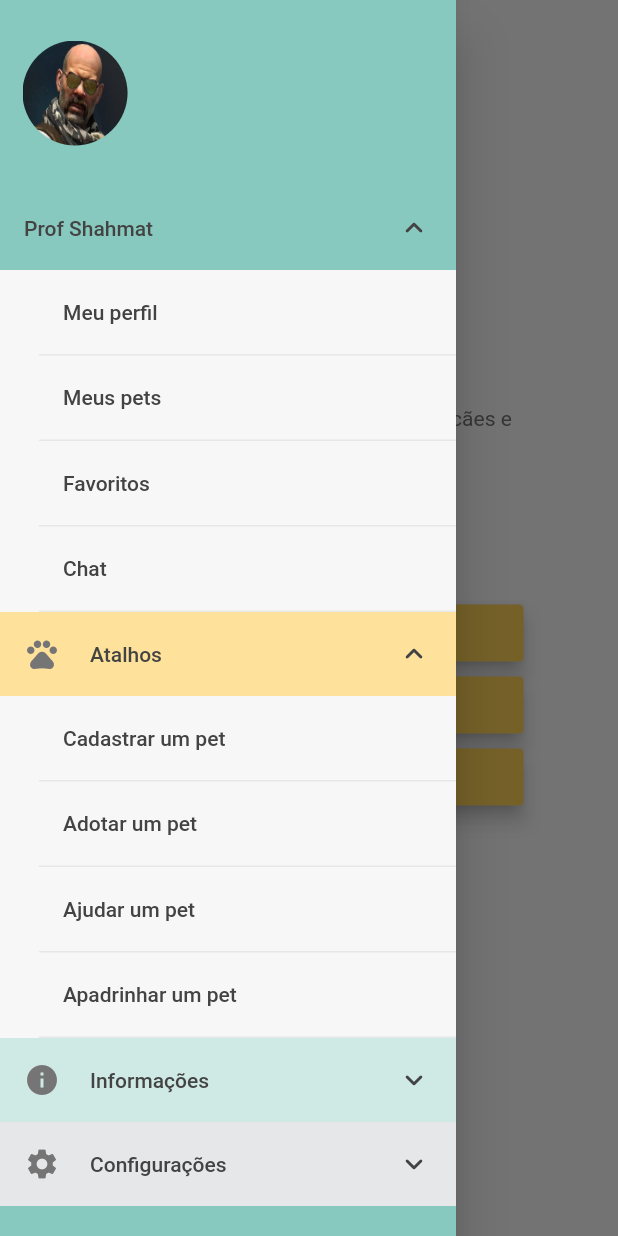
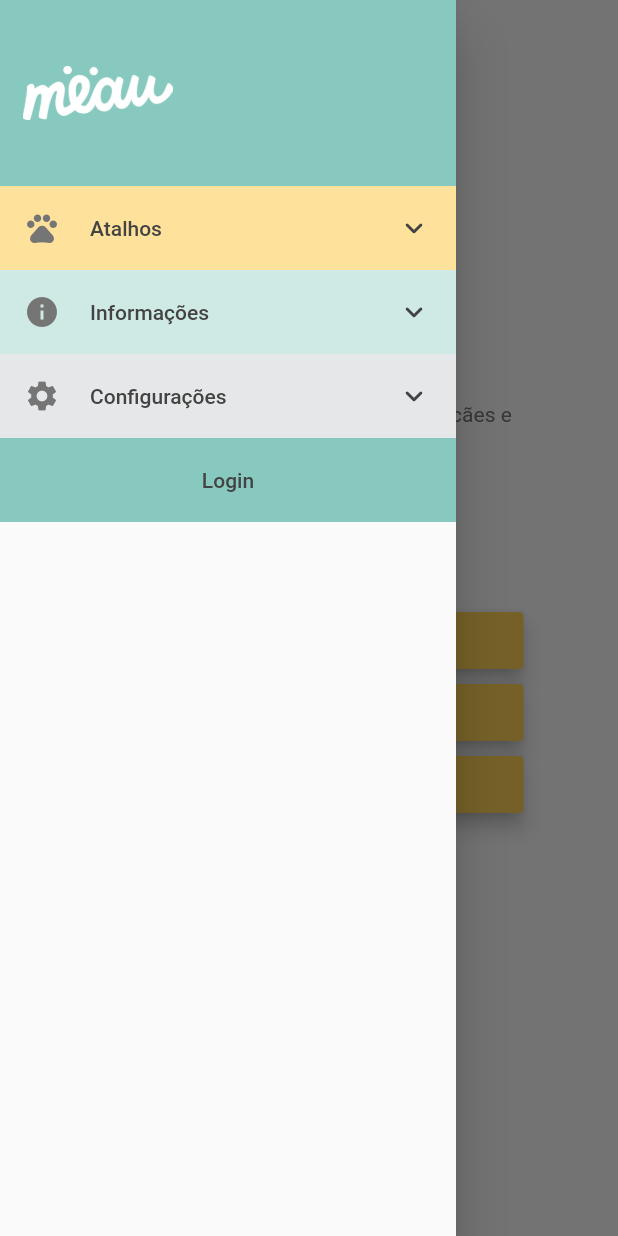
Before and after one commit to JomaSnow/meau, a Flutter app: the screen it shows after launch, in the side drawer, after a tap on "ADOTAR", on a phone screen of 412 x 824 dp. Run offline on Flutter 3.47's test engine with Material 2 defaults, Android fonts, the phone set to English and light mode, and no system bars; our stand-ins replace cloud_firestore, firebase_auth, firebase_core, shared_preferences; accounts and stored records are empty.

Commit message:
Adds getCurrentUser function. Adapts CustomDrawer to reflect if there's an user logged in or not.

```diff
--- a/lib/api/user_functions.dart
+++ b/lib/api/user_functions.dart
@@ -5,6 +5,45 @@
 
 bool isLoggedIn() {
   return FirebaseAuth.instance.currentUser?.uid != null;
+}
+
+Future<UserModel> getUser(String uid) async {
+  UserModel user = UserModel();
+
+  try {
+    DocumentSnapshot<Map<String, dynamic>> docRef =
+        await FirebaseFirestore.instance.collection("users").doc(uid).get();
+
+    user.id = uid;
+    user.email = FirebaseAuth.instance.currentUser!.email!;
+    user.idade = docRef.get("idade");
+    user.cidade = docRef.get("cidade");
+    user.telefone = docRef.get("telefone");
+    user.estado = docRef.get("estado");
+    user.endereco = docRef.get("endereco");
+    user.nome = docRef.get("nome");
+    user.username = docRef.get("username");
+  } catch (e) {
+    log(e.toString());
+  }
+
+  return user;
+}
+
+Future<UserModel?> getCurrentUser() async {
+  UserModel? currentUser = UserModel();
+
+  if (isLoggedIn()) {
+    try {
+      currentUser = await getUser(FirebaseAuth.instance.currentUser!.uid);
+    } catch (e) {
+      currentUser = null;
+    }
+  } else {
+    currentUser = null;
+  }
+
+  return currentUser;
 }
 
 Future<String> signIn(String emailAddress, String password) async {
@@ -60,7 +99,7 @@
         "telefone": user.telefone,
         "username": user.username,
       });
-    } on FirebaseAuthException catch (e) {
+    } on FirebaseException catch (e) {
       return e.code;
     }
   }
--- a/lib/models/user_model.dart
+++ b/lib/models/user_model.dart
@@ -21,4 +21,40 @@
   final String username;
   final String password;
   final String passwordConfirm;
+
+  Map<String, dynamic> createFields() {
+    return {
+      "nome": nome,
+      "idade": idade,
+      "estado": estado,
+      "cidade": cidade,
+      "endereco": endereco,
+      "telefone": telefone,
+      "username": username,
+    };
+  }
 }
+
+class UserModel {
+  UserModel({
+    this.id = "",
+    this.nome = "",
+    this.idade = "",
+    this.email = "",
+    this.estado = "",
+    this.cidade = "",
+    this.endereco = "",
+    this.telefone = "",
+    this.username = "",
+  });
+
+  String id;
+  String nome;
+  String idade;
+  String email;
+  String estado;
+  String cidade;
+  String endereco;
+  String telefone;
+  String username;
+}
--- a/lib/widgets/custom_drawer.dart
+++ b/lib/widgets/custom_drawer.dart
@@ -1,4 +1,5 @@
 import 'package:app/api/user_functions.dart';
+import 'package:app/models/user_model.dart';
 import 'package:app/screens/adopt_form_screen.dart';
 import 'package:app/screens/adopt_screen.dart';
 import 'package:app/screens/adopt_stories_screen.dart';
@@ -9,7 +10,9 @@
 import 'package:app/screens/help_screen.dart';
 import 'package:app/screens/intro_screen.dart';
 import 'package:app/screens/legislation_screen.dart';
+import 'package:app/screens/login_screen.dart';
 import 'package:app/screens/my_pets_screen.dart';
+import 'package:app/screens/no_account_screen.dart';
 import 'package:app/screens/pet_register_screen.dart';
 import 'package:app/screens/privacy_screen.dart';
 import 'package:app/screens/profile_screen.dart';
@@ -36,6 +39,23 @@
   bool _shortcutsToggled = false;
   bool _infoToggled = false;
   bool _settingsToggled = false;
+
+  UserModel? currentUser;
+
+  @override
+  void initState() {
+    _setCurrentUser();
+    super.initState();
+  }
+
+  void _setCurrentUser() async {
+    UserModel? user = await getCurrentUser();
+    if (user != null) {
+      setState(() {
+        currentUser = user;
+      });
+    }
+  }
 
   void _toggleUserDropdown() {
     if (_userListHeight != null) {
@@ -110,7 +130,8 @@
               child: Row(
                 crossAxisAlignment: CrossAxisAlignment.center,
                 children: [
-                  Container(
+                  currentUser != null
+                      ? Container(
                           margin: const EdgeInsets.only(left: 15),
                           child: ClipRRect(
                             borderRadius: BorderRadius.circular(100),
@@ -122,14 +143,25 @@
                             ),
                           ),
                         )
+                      : Container(
+                          margin: const EdgeInsets.only(left: 15),
+                          child: Image.asset(
+                            "lib/assets/images/Meau_marca.png",
+                            width: 100,
+                            fit: BoxFit.fill,
+                          ),
+                        ),
                 ],
               ),
             ),
           ),
+          currentUser != null
+              ? Column(
+                  children: [
                     DrawerDropdownItem(
                       onTap: _toggleUserDropdown,
                       color: Design.lightBlue,
-            title: "Prof Shahmat",
+                      title: currentUser!.nome,
                       dropdownToggled: _userToggled,
                     ),
                     Container(
@@ -141,37 +173,48 @@
                             title: "Meu perfil",
                             onTap: () {
                               Navigator.pop(context);
-                    Navigator.of(context).pushReplacement(MaterialPageRoute(
-                        builder: (context) => const ProfileScreen()));
+                              Navigator.of(context).pushReplacement(
+                                  MaterialPageRoute(
+                                      builder: (context) =>
+                                          const ProfileScreen()));
                             },
                           ),
                           DrawerItem(
                             title: "Meus pets",
                             onTap: () {
                               Navigator.pop(context);
-                    Navigator.of(context).pushReplacement(MaterialPageRoute(
-                        builder: (context) => const MyPetsScreen()));
+                              Navigator.of(context).pushReplacement(
+                                  MaterialPageRoute(
+                                      builder: (context) =>
+                                          const MyPetsScreen()));
                             },
                           ),
                           DrawerItem(
                             title: "Favoritos",
                             onTap: () {
                               Navigator.pop(context);
-                    Navigator.of(context).pushReplacement(MaterialPageRoute(
-                        builder: (context) => const FavouritesScreen()));
+                              Navigator.of(context).pushReplacement(
+                                  MaterialPageRoute(
+                                      builder: (context) =>
+                                          const FavouritesScreen()));
                             },
                           ),
                           DrawerItem(
                             title: "Chat",
                             onTap: () {
                               Navigator.pop(context);
-                    Navigator.of(context).pushReplacement(MaterialPageRoute(
-                        builder: (context) => const ChatScreen()));
+                              Navigator.of(context).pushReplacement(
+                                  MaterialPageRoute(
+                                      builder: (context) =>
+                                          const ChatScreen()));
                             },
                           ),
                         ],
                       ),
                     ),
+                  ],
+                )
+              : Container(),
           DrawerDropdownItem(
             onTap: _toggleShortcutsDropdown,
             color: Design.lightYellow,
@@ -188,8 +231,13 @@
                   title: "Cadastrar um pet",
                   onTap: () {
                     Navigator.pop(context);
-                    Navigator.of(context).pushReplacement(MaterialPageRoute(
-                        builder: (context) => const PetRegisterScreen()));
+                    currentUser != null
+                        ? Navigator.of(context).pushReplacement(
+                            MaterialPageRoute(
+                                builder: (context) =>
+                                    const PetRegisterScreen()))
+                        : Navigator.of(context).push(MaterialPageRoute(
+                            builder: (context) => const NoAccountScreen()));
                   },
                 ),
                 DrawerItem(
@@ -212,6 +260,7 @@
                   title: "Apadrinhar um pet",
                   onTap: () {
                     Navigator.pop(context);
+
                     Navigator.of(context).pushReplacement(MaterialPageRoute(
                         builder: (context) => const FosterScreen()));
                   },
@@ -297,7 +346,8 @@
               ],
             ),
           ),
-          ListTile(
+          currentUser != null
+              ? ListTile(
                   title: const Center(
                     child: Text(
                       "Sair",
@@ -311,8 +361,30 @@
                   onTap: () async {
                     await signOff();
                     if (!mounted) return;
-              Navigator.pushReplacement(context,
-                  MaterialPageRoute(builder: (context) => const IntroScreen()));
+                    Navigator.pushReplacement(
+                        context,
+                        MaterialPageRoute(
+                            builder: (context) => const IntroScreen()));
+                  },
+                  tileColor: Design.lightBlue,
+                )
+              : ListTile(
+                  title: const Center(
+                    child: Text(
+                      "Login",
+                      style: TextStyle(
+                          color: Design.darkerGray,
+                          fontSize: 14,
+                          fontFamily: "Roboto",
+                          fontWeight: FontWeight.w500),
+                    ),
+                  ),
+                  onTap: () {
+                    Navigator.pop(context);
+                    Navigator.push(
+                        context,
+                        MaterialPageRoute(
+                            builder: (context) => const LoginScreen()));
                   },
                   tileColor: Design.lightBlue,
                 ),
--- a/lib/widgets/custom_paragraph.dart
+++ b/lib/widgets/custom_paragraph.dart
@@ -8,11 +8,14 @@
 
   @override
   Widget build(BuildContext context) {
-    return Text(
-      value,
-      style: const TextStyle(
-          fontFamily: "Roboto", fontSize: 14, color: Design.lightGray),
-      textAlign: TextAlign.center,
+    return Container(
+      margin: const EdgeInsets.only(bottom: 10),
+      child: Text(
+        value,
+        style: const TextStyle(
+            fontFamily: "Roboto", fontSize: 14, color: Design.lightGray),
+        textAlign: TextAlign.center,
+      ),
     );
   }
 }
--- a/lib/widgets/page_title.dart
+++ b/lib/widgets/page_title.dart
@@ -2,9 +2,14 @@
 import 'package:flutter/widgets.dart';
 
 class PageTitle extends StatelessWidget {
-  const PageTitle({super.key, required this.title});
+  const PageTitle({
+    super.key,
+    required this.title,
+    this.color = Design.primaryYellow,
+  });
 
   final String title;
+  final Color color;
 
   @override
   Widget build(BuildContext context) {
@@ -12,8 +17,7 @@
       margin: const EdgeInsets.fromLTRB(0, 20, 0, 20),
       child: Text(
         title,
-        style: const TextStyle(
-            color: Design.primaryYellow, fontSize: 64, fontFamily: "Courgette"),
+        style: TextStyle(color: color, fontSize: 64, fontFamily: "Courgette"),
       ),
     );
   }
```
Also changed, not shown: lib/screens/intro_screen.dart (+34 -29 lines), lib/screens/no_account_screen.dart (+44 -2 lines). Lines whose indentation alone changed are shown as unchanged.
